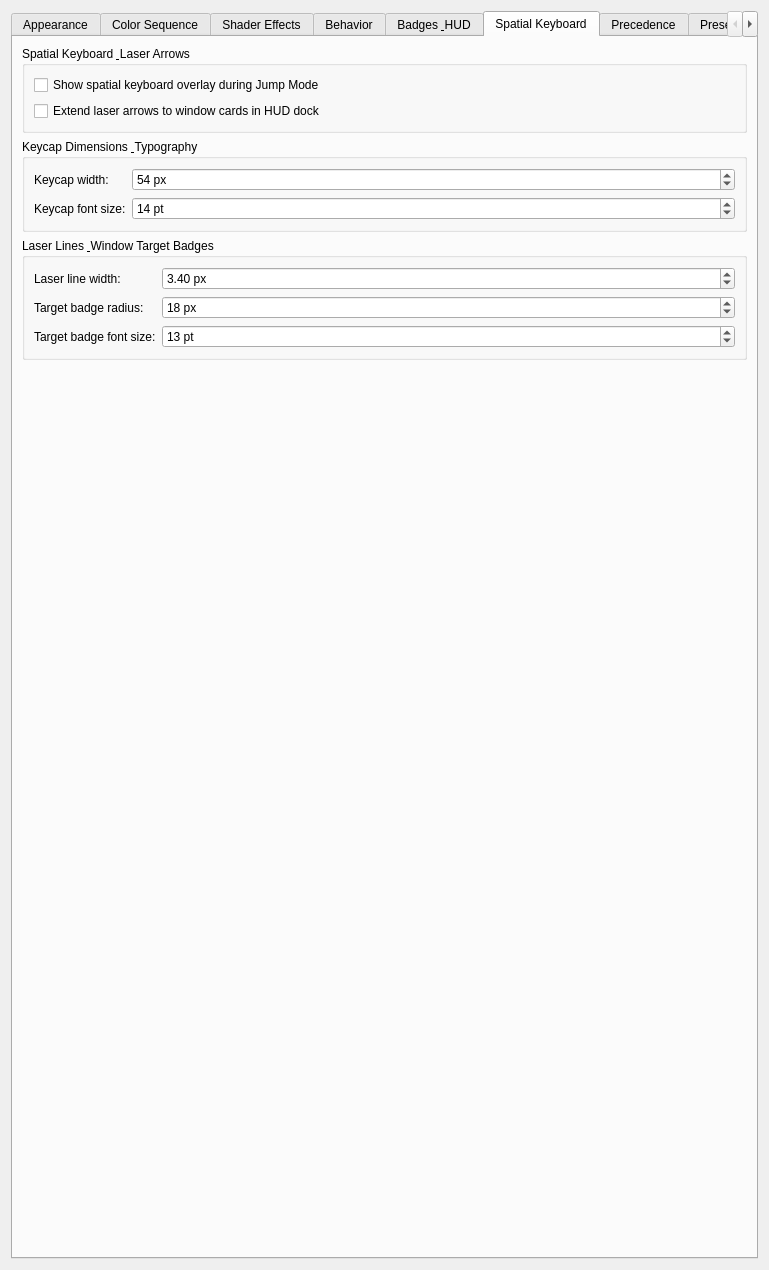
Above: leapk_config.ui from gmalinowski/LeapK before the change. Below: the same form after it.
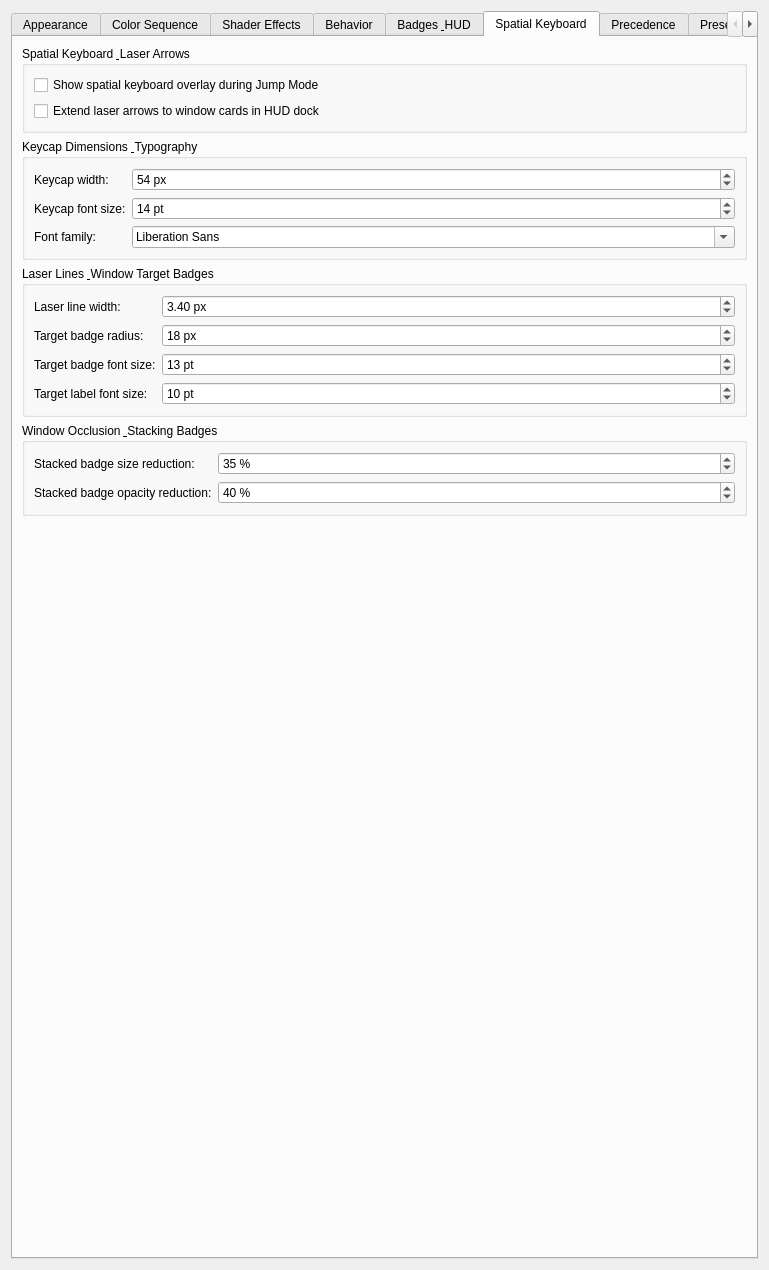
That is the form after the change. The open tabs and pages were chosen to show the change. Icons and pictures are not drawn. Custom widgets are drawn as their Qt base class.

Commit message: feat(overlay): theme engine support, laser untangling algorithm, full window labels, and occlusion stacking styling

```diff
--- a/leapk_config.ui
+++ b/leapk_config.ui
@@ -3435,6 +3435,23 @@
             </property>
            </widget>
           </item>
+          <item row="2" column="0">
+           <widget class="QLabel" name="label_keyboardFontFamily">
+            <property name="text">
+             <string>Font family:</string>
+            </property>
+            <property name="toolTip">
+             <string>Font family for spatial keyboard keycaps, target badge letters, and labels (leave empty to use system or theme font).</string>
+            </property>
+           </widget>
+          </item>
+          <item row="2" column="1">
+           <widget class="QFontComboBox" name="kcfg_KeyboardOverlayFontFamily">
+            <property name="toolTip">
+             <string>Font family for spatial keyboard keycaps, target badge letters, and labels.</string>
+            </property>
+           </widget>
+          </item>
          </layout>
         </widget>
        </item>
@@ -3529,6 +3546,103 @@
             </property>
             <property name="suffix">
              <string> pt</string>
+            </property>
+           </widget>
+          </item>
+          <item row="3" column="0">
+           <widget class="QLabel" name="label_keyboardTargetLabelFontSize">
+            <property name="text">
+             <string>Target label font size:</string>
+            </property>
+            <property name="toolTip">
+             <string>Font size of the window application name / label tag displayed underneath each target badge.</string>
+            </property>
+           </widget>
+          </item>
+          <item row="3" column="1">
+           <widget class="QSpinBox" name="kcfg_KeyboardOverlayTargetLabelFontSize">
+            <property name="minimum">
+             <number>6</number>
+            </property>
+            <property name="maximum">
+             <number>24</number>
+            </property>
+            <property name="singleStep">
+             <number>1</number>
+            </property>
+            <property name="value">
+             <number>10</number>
+            </property>
+            <property name="suffix">
+             <string> pt</string>
+            </property>
+           </widget>
+          </item>
+         </layout>
+        </widget>
+       </item>
+
+       <item>
+        <widget class="QGroupBox" name="groupSpatialKeyboardStacking">
+         <property name="title">
+          <string>Window Occlusion &amp; Stacking Badges</string>
+         </property>
+         <layout class="QFormLayout" name="formLayoutSpatialStacking">
+          <item row="0" column="0">
+           <widget class="QLabel" name="label_keyboardStackScaleReduction">
+            <property name="text">
+             <string>Stacked badge size reduction:</string>
+            </property>
+            <property name="toolTip">
+             <string>Degree to which target badges on occluded windows underneath are scaled down (higher values make deeper windows smaller).</string>
+            </property>
+           </widget>
+          </item>
+          <item row="0" column="1">
+           <widget class="QSpinBox" name="kcfg_KeyboardOverlayStackScaleReduction">
+            <property name="minimum">
+             <number>0</number>
+            </property>
+            <property name="maximum">
+             <number>70</number>
+            </property>
+            <property name="singleStep">
+             <number>5</number>
+            </property>
+            <property name="value">
+             <number>35</number>
+            </property>
+            <property name="suffix">
+             <string> %</string>
+            </property>
+           </widget>
+          </item>
+          <item row="1" column="0">
+           <widget class="QLabel" name="label_keyboardStackOpacityReduction">
+            <property name="text">
+             <string>Stacked badge opacity reduction:</string>
+            </property>
+            <property name="toolTip">
+             <string>Degree to which target badges on occluded windows underneath fade in opacity (higher values make deeper windows more transparent).</string>
+            </property>
+           </widget>
+          </item>
+          <item row="1" column="1">
+           <widget class="QSpinBox" name="kcfg_KeyboardOverlayStackOpacityReduction">
+            <property name="minimum">
+             <number>0</number>
+            </property>
+            <property name="maximum">
+             <number>70</number>
+            </property>
+            <property name="singleStep">
+             <number>5</number>
+            </property>
+            <property name="value">
+             <number>40</number>
+            </property>
+            <property name="suffix">
+             <string> %</string>
             </property>
            </widget>
           </item>
```
The commit also changes 11 other files.
